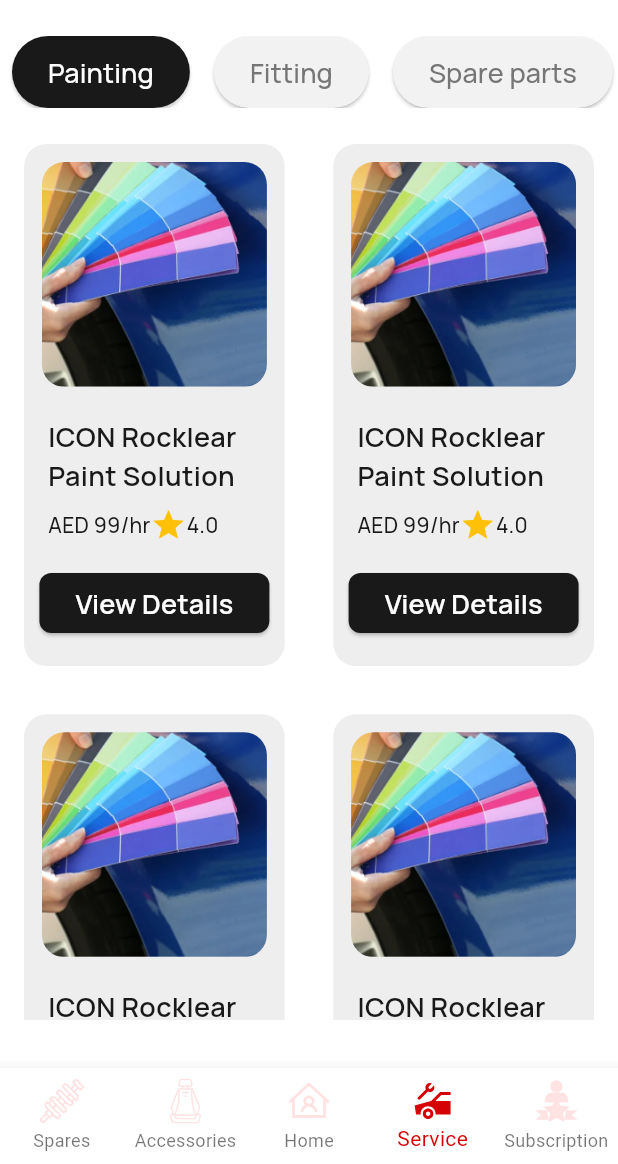
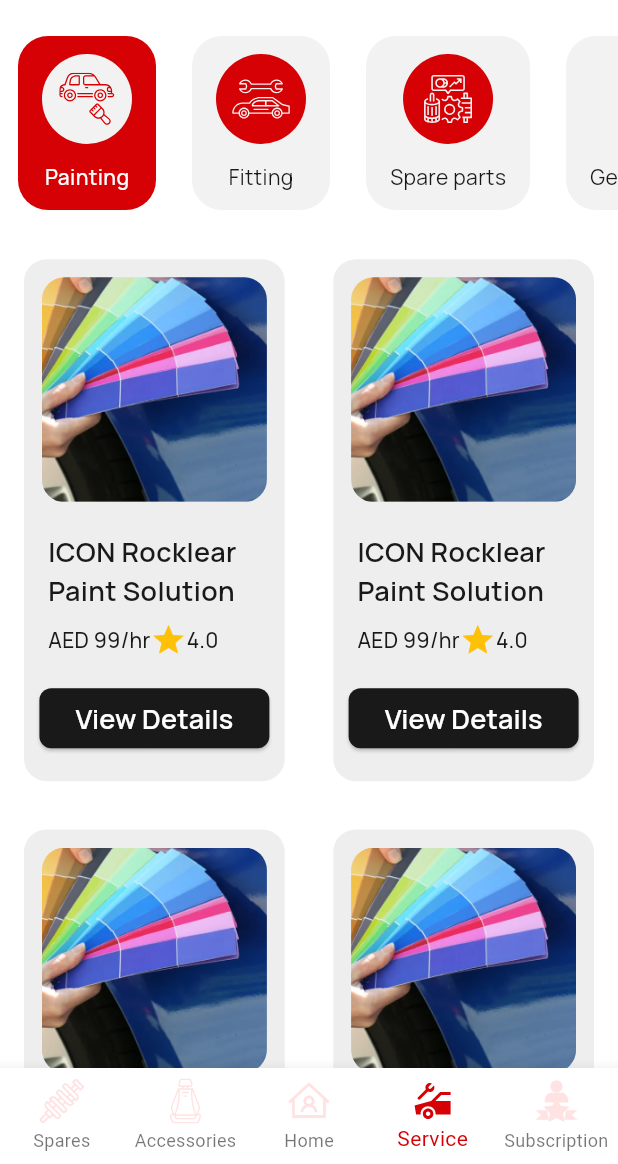
Before and after one commit to Tron-Technolegies/hand_car_app, a Flutter app: the ServicesPage screen opened by its route, on a phone screen of 412 x 824 dp, the part 72-1236 px from its top. Run offline on Flutter 3.47's test engine with Material 3 defaults, Android fonts, the phone set to English and light mode, and no system bars; our stand-ins replace carousel_slider, fan_carousel_image_slider, flutter_hooks, flutter_otp_text_field, flutter_rating_bar, flutter_svg and 5 more; generated files the repository leaves out were written again; network calls fail; project files that could hold a hidden picture were left out.

Commit message:
Services Icons Changed

```diff
--- a/lib/features/Accessories/view/widgets/address_card_widget.dart
+++ b/lib/features/Accessories/view/widgets/address_card_widget.dart
@@ -39,7 +39,7 @@
         value: isSelected,
         groupValue: true,
         onChanged: (bool? value) {
-          // Handle address selection
+
         },
       ),
     );
--- a/lib/features/Subscriptions/view/pages/car_wash_subscription.dart
+++ b/lib/features/Subscriptions/view/pages/car_wash_subscription.dart
@@ -1,6 +1,7 @@
 import 'package:flutter/material.dart';
 import 'package:flutter_hooks/flutter_hooks.dart';
 import 'package:hand_car/core/extension/theme_extension.dart';
+import 'package:hand_car/features/Accessories/view/widgets/popular_text_container_widegr.dart';
 import 'package:hand_car/features/Subscriptions/view/widgets/button_for_plan_selection_widget.dart';
 import 'package:hand_car/features/Subscriptions/view/widgets/plans_container_widget.dart';
 import 'package:hooks_riverpod/hooks_riverpod.dart';
@@ -129,6 +130,7 @@
                         containerColor: const Color(0xffF5E1E1),
                         textColor1: context.colors.primary,
                         textColor2: const Color(0xffE7696B),
+                        child: const PopularTextConainerWidget(),
                       )
                     ],
                   ),
--- a/lib/features/Subscriptions/view/pages/service_subscription_page.dart
+++ b/lib/features/Subscriptions/view/pages/service_subscription_page.dart
@@ -1,6 +1,7 @@
 import 'package:flutter/material.dart';
 import 'package:flutter_hooks/flutter_hooks.dart';
 import 'package:hand_car/core/extension/theme_extension.dart';
+import 'package:hand_car/features/Accessories/view/widgets/popular_text_container_widegr.dart';
 import 'package:hand_car/features/Subscriptions/view/widgets/button_for_plan_selection_widget.dart';
 import 'package:hand_car/features/Subscriptions/view/widgets/plans_container_widget.dart';
 import 'package:hooks_riverpod/hooks_riverpod.dart';
@@ -125,6 +126,7 @@
                         containerColor: context.colors.background,
                         textColor1: context.colors.primaryTxt,
                         textColor2: const Color(0xff787878),
+                        child: const PopularTextConainerWidget(),
                       ),
                     ],
                   ),
--- a/lib/features/service/view/pages/services_page.dart
+++ b/lib/features/service/view/pages/services_page.dart
@@ -18,6 +18,15 @@
     "Fitting",
     "Spare parts",
     "General Checkup",
+    "Car Wash",
+  ];
+
+  final List<String> images = [
+    Assets.icons.icPaintingService,
+    Assets.icons.icFittingService,
+    Assets.icons.icSparePartsService,
+    Assets.icons.icGeneralCheckupService,
+    Assets.icons.icWashService
   ];
 
   ServicesPage({super.key});
@@ -32,7 +41,7 @@
       buttonIndex.value = index;
       pageController.animateToPage(
         index,
-        duration: const Duration(milliseconds: 300),
+        duration: const Duration(milliseconds: 200),
         curve: Curves.easeInOut,
       );
     }
@@ -82,22 +91,41 @@
         child: Column(
           children: [
             SizedBox(height: context.space.space_200),
+            // SizedBox(
+            //   height: context.space.space_600,
+            //   child: ListView(
+            //     scrollDirection: Axis.horizontal,
+            //     children: List.generate(
+            //       services.length,
+            //       (index) => Padding(
+            //         padding: EdgeInsets.symmetric(
+            //             horizontal: context.space.space_100),
+            //         child: ServicesButtonWidget(
+            //           title: services[index],
+            //           selectedIndex: index,
+            //           isSelected: index == buttonIndex.value,
+            //           onSelectPlan: onItemTapped,
+            //         ),
+            //       ),
+            //     ),
+            //   ),
+            // ),
             SizedBox(
-              height: context.space.space_600,
+              height: context.space.space_600 * 2.6,
               child: ListView(
                 scrollDirection: Axis.horizontal,
                 children: List.generate(
                   services.length,
                   (index) => Padding(
-                    padding: EdgeInsets.symmetric(
-                        horizontal: context.space.space_100),
-                    child: ServicesButtonWidget(
-                      title: services[index],
-                      selectedIndex: index,
-                      isSelected: index == buttonIndex.value,
-                      onSelectPlan: onItemTapped,
-                    ),
-                  ),
+                      padding: EdgeInsets.symmetric(
+                          horizontal: context.space.space_100),
+                      child: ServicesIconsWidget(
+                        image: images[index],
+                        title: services[index],
+                        selectedIndex: index,
+                        isSelected: index == buttonIndex.value,
+                        onSelectService: onItemTapped,
+                      )),
                 ),
               ),
             ),
@@ -183,6 +211,23 @@
                       price: '99',
                     ),
                   ),
+                  GridView.builder(
+                    gridDelegate:
+                        const SliverGridDelegateWithMaxCrossAxisExtent(
+                      maxCrossAxisExtent: 320,
+                      mainAxisSpacing: 0.2,
+                      mainAxisExtent: 400,
+                      crossAxisSpacing: 1,
+                    ),
+                    itemCount: 5,
+                    itemBuilder: (context, index) => PaintSolutionCard(
+                      image: Assets.images.imgPainting4.path,
+                      title: 'Onyxaa ',
+                      title2: 'Water Services',
+                      rating: '4.0',
+                      price: '99',
+                    ),
+                  ),
                 ],
               ),
             ),
@@ -192,3 +237,82 @@
     );
   }
 }
+
+class ServicesIconsWidget extends StatelessWidget {
+  final String image;
+  final String title;
+  final int selectedIndex;
+  final Function(int) onSelectService;
+  final bool isSelected;
+  const ServicesIconsWidget({
+    super.key,
+    required this.image,
+    required this.title,
+    required this.selectedIndex,
+    required this.onSelectService,
+    required this.isSelected,
+  });
+
+  @override
+  Widget build(BuildContext context) {
+    return GestureDetector(
+      onTap: () => onSelectService(selectedIndex),
+      child: Column(
+        children: [
+          Container(
+            margin: EdgeInsets.symmetric(horizontal: context.space.space_50),
+            decoration: BoxDecoration(
+                color: isSelected
+                    ? context.colors.primary
+                    : context.colors.background,
+                borderRadius: BorderRadius.circular(20)),
+            child: Column(
+              mainAxisAlignment: MainAxisAlignment.spaceAround,
+              children: [
+                Padding(
+                  padding: EdgeInsets.symmetric(
+                      horizontal: context.space.space_200,
+                      vertical: context.space.space_150),
+                  child: CircleAvatar(
+                    backgroundColor: isSelected
+                        ? context.colors.background
+                        : context.colors.primary,
+                    radius: 30,
+                    child: SvgPicture.asset(
+                      image,
+                      colorFilter: ColorFilter.mode(
+                        isSelected
+                            ? context.colors.primary
+                            : context.colors.background,
+                        BlendMode.srcIn,
+                      ),
+                    ),
+                  ),
+                ),
+                Padding(
+                  padding:
+                      EdgeInsets.symmetric(horizontal: context.space.space_200),
+                  child: Text(
+                    title,
+                    style: isSelected
+                        ? context.typography.bodyMedium.copyWith(
+                            color: isSelected
+                                ? context.colors.white
+                                : context.colors.primaryTxt,
+                          )
+                        : context.typography.body.copyWith(
+                            color: isSelected
+                                ? context.colors.white
+                                : context.colors.primaryTxt,
+                          ),
+                  ),
+                ),
+                SizedBox(height: context.space.space_150),
+              ],
+            ),
+          ),
+        ],
+      ),
+    );
+  }
+}
```
Also changed, not shown: lib/features/Accessories/view/pages/accessories_page.dart (+58 -35 lines), lib/features/Accessories/view/widgets/accessories_product_card_widget.dart (+20 -8 lines), lib/features/Accessories/view/widgets/cart_row_widget.dart (added, +34 -0 lines), lib/features/Accessories/view/widgets/cart_summary_widget.dart (+11 -44 lines), lib/features/Accessories/view/widgets/grid_view_for_accessories_widget.dart (added, +41 -0 lines), lib/features/Accessories/view/widgets/popular_text_container_widegr.dart (added, +41 -0 lines), lib/features/Subscriptions/view/widgets/plans_container_widget.dart (+42 -19 lines), lib/gen/assets.gen.dart (+25 -0 lines), assets/icons/ic_fitting_service.svg (added), assets/icons/ic_general_checkup_service.svg (added), assets/icons/ic_painting_service.svg (added), assets/icons/ic_spare_parts_service.svg (added), assets/icons/ic_stars.svg (added), assets/icons/ic_wash_service.svg (added).
